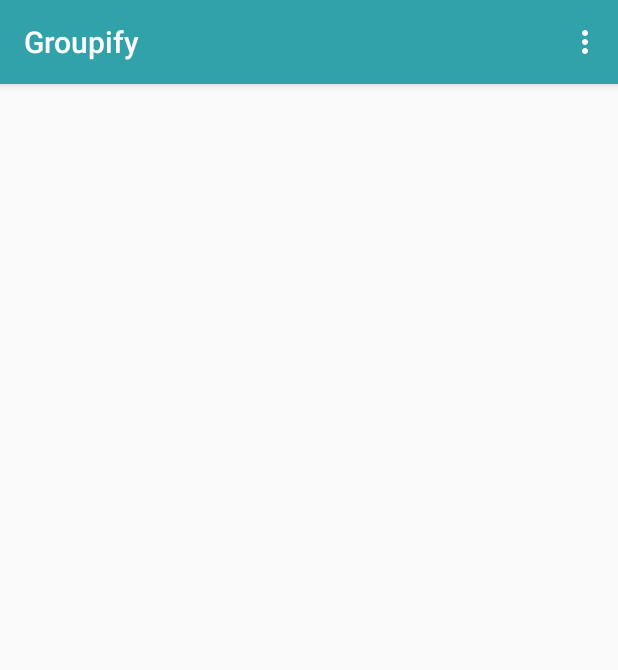
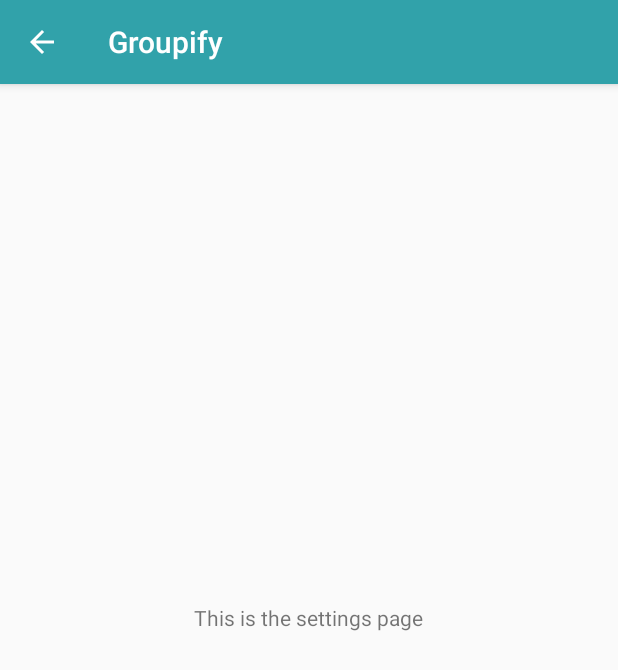
Before and after one commit to cmspray/groupify-android, an Android app: the HomeActivity screen opened directly, with no data from a screen before it, in the options menu, after a tap on "Settings", on a phone screen of 412 x 824 dp. Shown: the top 670 px of the screen. Run offline under Robolectric (Android 15) with nearby library versions, the phone set to English and light mode, and no system bars.

Commit message:
Adding Settings Navigation

```diff
--- a/app/src/main/AndroidManifest.xml
+++ b/app/src/main/AndroidManifest.xml
@@ -28,6 +28,7 @@
                 <action android:name="android.intent.action.VIEW" />
             </intent-filter>
         </activity>
+        <activity android:name=".SettingsActivity"/>
 
     </application>
 
--- a/app/src/main/java/com/groupify/groupify/HomeActivity.kt
+++ b/app/src/main/java/com/groupify/groupify/HomeActivity.kt
@@ -1,8 +1,10 @@
 package com.groupify.groupify
 
+import android.content.Intent
 import android.support.v7.app.AppCompatActivity
 import android.os.Bundle
 import android.view.Menu
+import android.view.MenuItem
 
 class HomeActivity : AppCompatActivity() {
 
@@ -17,4 +19,18 @@ class HomeActivity : AppCompatActivity() {
         inflater.inflate(R.menu.android, menu)
         return true
     }
+
+    override fun onOptionsItemSelected(item: MenuItem): Boolean =
+            when (item.itemId) {
+                R.id.action_settings -> {
+                    goToSettings()
+                    true
+                }
+                else -> {
+                    super.onOptionsItemSelected(item)
+                }
+            }
+
+    private fun goToSettings() = startActivity(Intent(this,SettingsActivity::class.java))
+
 }
--- /dev/null
+++ b/app/src/main/java/com/groupify/groupify/SettingsActivity.java
@@ -0,0 +1,26 @@
+package com.groupify.groupify;
+
+import android.os.Bundle;
+import android.support.annotation.Nullable;
+import android.support.v7.app.AppCompatActivity;
+import android.support.v7.widget.Toolbar;
+import android.view.MenuItem;
+
+public class SettingsActivity extends AppCompatActivity {
+    @Override
+    public void onCreate(@Nullable Bundle savedInstanceState) {
+        super.onCreate(savedInstanceState);
+        setContentView(R.layout.activity_settings);
+        setSupportActionBar((Toolbar) findViewById(R.id.my_toolbar));
+        getSupportActionBar().setDisplayHomeAsUpEnabled(true);
+    }
+
+    @Override
+    public boolean onOptionsItemSelected(MenuItem item) {
+        if(item.getItemId() == android.R.id.home) {
+            finish();
+            return true;
+        }
+        return super.onOptionsItemSelected(item);
+    }
+}
--- /dev/null
+++ b/app/src/main/res/layout/activity_settings.xml
@@ -0,0 +1,24 @@
+<?xml version="1.0" encoding="utf-8"?>
+<RelativeLayout
+    xmlns:android="http://schemas.android.com/apk/res/android"
+    xmlns:app="http://schemas.android.com/apk/res-auto"
+    xmlns:tools="http://schemas.android.com/tools"
+    android:layout_width="match_parent"
+    android:layout_height="match_parent">
+
+    <android.support.v7.widget.Toolbar
+        android:id="@+id/my_toolbar"
+        android:layout_width="match_parent"
+        android:layout_height="?attr/actionBarSize"
+        android:background="@color/colorPrimary"
+        android:elevation="4dp"
+        android:theme="@style/ThemeOverlay.AppCompat.Dark.ActionBar"/>
+
+    <!--Logout-->
+    <TextView
+        android:layout_width="wrap_content"
+        android:layout_height="wrap_content"
+        android:text="This is the settings page"
+        android:layout_centerInParent="true"
+        />
+</RelativeLayout>
--- a/app/src/main/res/layout/album_list_item_view.xml
+++ b/app/src/main/res/layout/album_list_item_view.xml
@@ -1,7 +1,7 @@
 <?xml version="1.0" encoding="utf-8"?>
 <FrameLayout
     xmlns:android="http://schemas.android.com/apk/res/android" android:layout_width="match_parent"
-    android:layout_height="match_parent">
+    android:layout_height="wrap_content">
 
     <TextView
         android:textColor="@android:color/black"
```
